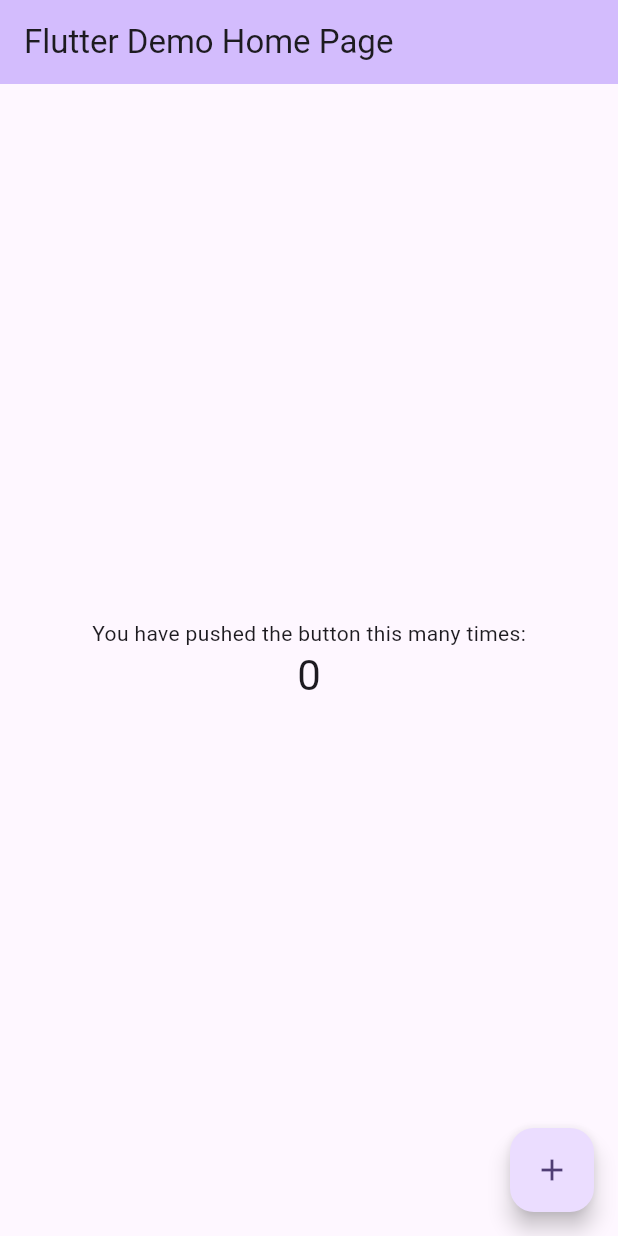
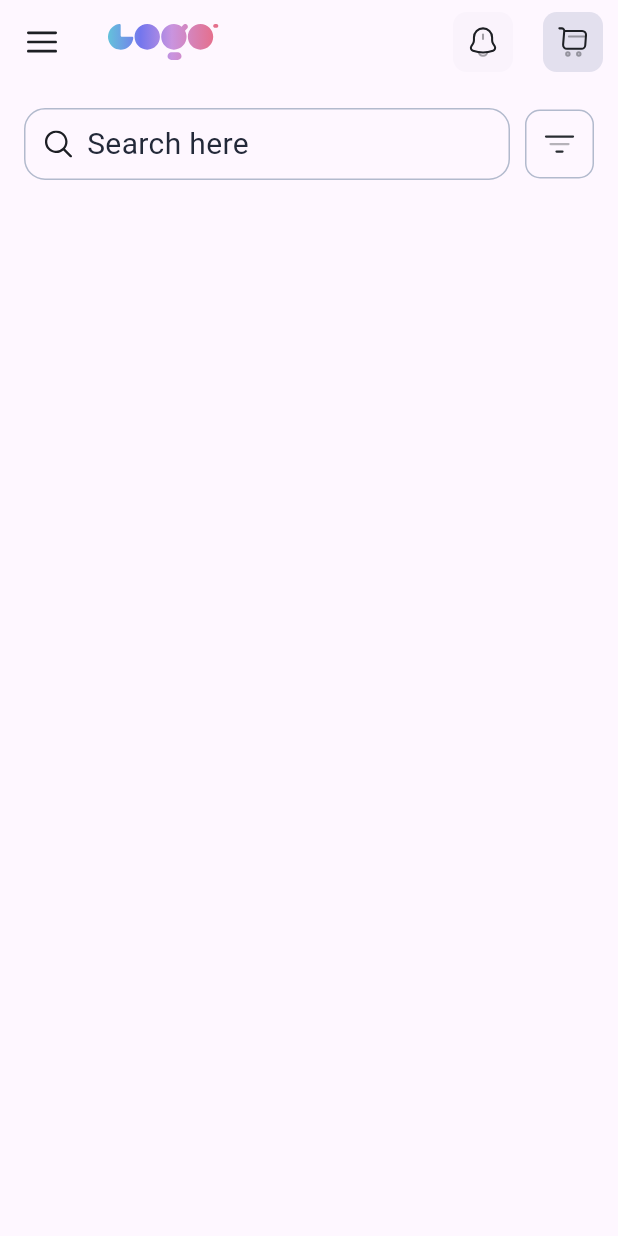
Before and after one commit to ahmedjalambo-dev/code2career_flutter, a Flutter app: the screen it shows after launch, on a phone screen of 412 x 824 dp. Run offline on Flutter 3.47's test engine with Material 3 defaults, Android fonts, the phone set to English and light mode, and no system bars; our stand-ins replace flutter_svg.

Commit message:
complete appbar and search with sort button

```diff
--- a/e_commerce_home_screen/lib/main.dart
+++ b/e_commerce_home_screen/lib/main.dart
@@ -1,3 +1,4 @@
+import 'package:e_commerce_home_screen/my_home_page.dart';
 import 'package:flutter/material.dart';
 
 void main() {
@@ -11,112 +12,12 @@ class MyApp extends StatelessWidget {
   @override
   Widget build(BuildContext context) {
     return MaterialApp(
+      debugShowCheckedModeBanner: false,
       title: 'Flutter Demo',
       theme: ThemeData(
-        // This is the theme of your application.
-        //
-        // TRY THIS: Try running your application with "flutter run". You'll see
-        // the application has a purple toolbar. Then, without quitting the app,
-        // try changing the seedColor in the colorScheme below to Colors.green
-        // and then invoke "hot reload" (save your changes or press the "hot
-        // reload" button in a Flutter-supported IDE, or press "r" if you used
-        // the command line to start the app).
-        //
-        // Notice that the counter didn't reset back to zero; the application
-        // state is not lost during the reload. To reset the state, use hot
-        // restart instead.
-        //
-        // This works for code too, not just values: Most code changes can be
-        // tested with just a hot reload.
         colorScheme: ColorScheme.fromSeed(seedColor: Colors.deepPurple),
       ),
-      home: const MyHomePage(title: 'Flutter Demo Home Page'),
+      home: MyHomePage(),
     );
   }
 }
-
-class MyHomePage extends StatefulWidget {
-  const MyHomePage({super.key, required this.title});
-
-  // This widget is the home page of your application. It is stateful, meaning
-  // that it has a State object (defined below) that contains fields that affect
-  // how it looks.
-
-  // This class is the configuration for the state. It holds the values (in this
-  // case the title) provided by the parent (in this case the App widget) and
-  // used by the build method of the State. Fields in a Widget subclass are
-  // always marked "final".
-
-  final String title;
-
-  @override
-  State<MyHomePage> createState() => _MyHomePageState();
-}
-
-class _MyHomePageState extends State<MyHomePage> {
-  int _counter = 0;
-
-  void _incrementCounter() {
-    setState(() {
-      // This call to setState tells the Flutter framework that something has
-      // changed in this State, which causes it to rerun the build method below
-      // so that the display can reflect the updated values. If we changed
-      // _counter without calling setState(), then the build method would not be
-      // called again, and so nothing would appear to happen.
-      _counter++;
-    });
-  }
-
-  @override
-  Widget build(BuildContext context) {
-    // This method is rerun every time setState is called, for instance as done
-    // by the _incrementCounter method above.
-    //
-    // The Flutter framework has been optimized to make rerunning build methods
-    // fast, so that you can just rebuild anything that needs updating rather
-    // than having to individually change instances of widgets.
-    return Scaffold(
-      appBar: AppBar(
-        // TRY THIS: Try changing the color here to a specific color (to
-        // Colors.amber, perhaps?) and trigger a hot reload to see the AppBar
-        // change color while the other colors stay the same.
-        backgroundColor: Theme.of(context).colorScheme.inversePrimary,
-        // Here we take the value from the MyHomePage object that was created by
-        // the App.build method, and use it to set our appbar title.
-        title: Text(widget.title),
-      ),
-      body: Center(
-        // Center is a layout widget. It takes a single child and positions it
-        // in the middle of the parent.
-        child: Column(
-          // Column is also a layout widget. It takes a list of children and
-          // arranges them vertically. By default, it sizes itself to fit its
-          // children horizontally, and tries to be as tall as its parent.
-          //
-          // Column has various properties to control how it sizes itself and
-          // how it positions its children. Here we use mainAxisAlignment to
-          // center the children vertically; the main axis here is the vertical
-          // axis because Columns are vertical (the cross axis would be
-          // horizontal).
-          //
-          // TRY THIS: Invoke "debug painting" (choose the "Toggle Debug Paint"
-          // action in the IDE, or press "p" in the console), to see the
-          // wireframe for each widget.
-          mainAxisAlignment: MainAxisAlignment.center,
-          children: <Widget>[
-            const Text('You have pushed the button this many times:'),
-            Text(
-              '$_counter',
-              style: Theme.of(context).textTheme.headlineMedium,
-            ),
-          ],
-        ),
-      ),
-      floatingActionButton: FloatingActionButton(
-        onPressed: _incrementCounter,
-        tooltip: 'Increment',
-        child: const Icon(Icons.add),
-      ), // This trailing comma makes auto-formatting nicer for build methods.
-    );
-  }
-}
--- /dev/null
+++ b/e_commerce_home_screen/lib/my_home_page.dart
@@ -0,0 +1,80 @@
+import 'package:flutter/material.dart';
+import 'package:flutter_svg/svg.dart';
+
+class MyHomePage extends StatelessWidget {
+  const MyHomePage({super.key});
+
+  @override
+  Widget build(BuildContext context) {
+    return Scaffold(
+      appBar: AppBar(
+        leading: IconButton(
+          onPressed: () {},
+          icon: SvgPicture.asset('assets/images/menu.svg'),
+        ),
+        title: SvgPicture.asset('assets/images/logo.svg'),
+        actions: [
+          IconButton(
+            onPressed: () {},
+            icon: SvgPicture.asset('assets/images/notification-bing.svg'),
+          ),
+          IconButton(
+            onPressed: () {},
+            icon: SvgPicture.asset('assets/images/shopping-cart.svg'),
+          ),
+        ],
+      ),
+      body: Padding(
+        padding: const EdgeInsets.all(16.0),
+
+        /// search and sort
+        child: Column(
+          children: [
+            Row(
+              spacing: 10,
+              children: [
+                Expanded(
+                  child: TextFormField(
+                    decoration: InputDecoration(
+                      contentPadding: EdgeInsets.symmetric(horizontal: 10),
+                      hint: Row(
+                        children: [
+                          SvgPicture.asset('assets/images/search.svg'),
+                          SizedBox(width: 10),
+                          Text(
+                            'Search here',
+                            style: TextStyle(
+                              fontWeight: FontWeight.w400,
+                              fontSize: 20,
+                              color: Color(0xff232939),
+                            ),
+                          ),
+                        ],
+                      ),
+                      border: OutlineInputBorder(
+                        borderRadius: BorderRadius.circular(14),
+                        borderSide: BorderSide(color: Color(0xffB2BACD)),
+                      ),
+                      enabledBorder: OutlineInputBorder(
+                        borderRadius: BorderRadius.circular(14),
+                        borderSide: BorderSide(color: Color(0xffB2BACD)),
+                      ),
+                    ),
+                  ),
+                ),
+                Container(
+                  padding: EdgeInsets.all(10),
+                  decoration: BoxDecoration(
+                    border: Border.all(color: Color(0xffB2BACD)),
+                    borderRadius: BorderRadius.circular(10),
+                  ),
+                  child: SvgPicture.asset('assets/images/sort.svg'),
+                ),
+              ],
+            ),
+          ],
+        ),
+      ),
+    );
+  }
+}
--- a/e_commerce_home_screen/pubspec.yaml
+++ b/e_commerce_home_screen/pubspec.yaml
@@ -34,6 +34,7 @@ dependencies:
   # The following adds the Cupertino Icons font to your application.
   # Use with the CupertinoIcons class for iOS style icons.
   cupertino_icons: ^1.0.8
+  flutter_svg: ^2.2.0
 
 dev_dependencies:
   flutter_test:
@@ -58,9 +59,8 @@ flutter:
   uses-material-design: true
 
   # To add assets to your application, add an assets section, like this:
-  # assets:
-  #   - images/a_dot_burr.jpeg
-  #   - images/a_dot_ham.jpeg
+  assets:
+    - assets/images/
 
   # An image asset can refer to one or more resolution-specific "variants", see
   # https://flutter.dev/to/resolution-aware-images
```
Also changed, not shown: e_commerce_home_screen/assets/images/logo.svg (added), e_commerce_home_screen/assets/images/menu.svg (added), e_commerce_home_screen/assets/images/notification-bing.svg (added), e_commerce_home_screen/assets/images/search.svg (added), e_commerce_home_screen/assets/images/shopping-cart-1.svg (added), e_commerce_home_screen/assets/images/shopping-cart.svg (added), e_commerce_home_screen/assets/images/sort.svg (added), e_commerce_home_screen/pubspec.lock.
